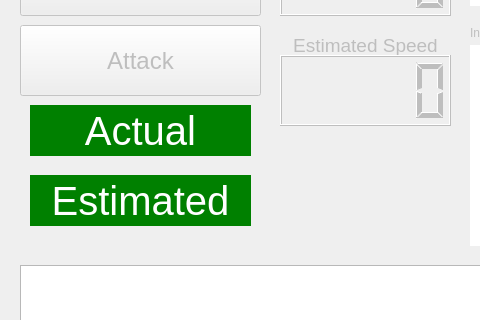
First picture: the form in hacms/mainwindow.ui, repository PRECISE/HACMSDemo, before the edit; both pictures show x 0 to 480 and y 261 to 581 of the 1251 by 718 pixel window.
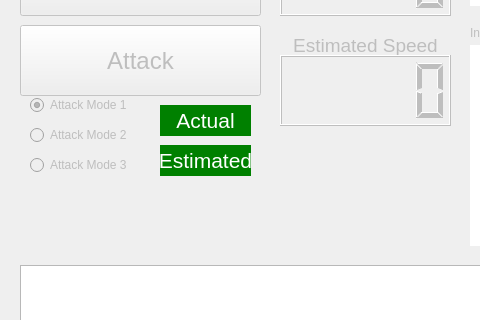
Second picture: the form after the edit.

Commit message: Added attack radio buttons.

What changed in the file:
```diff
--- a/hacms/mainwindow.ui
+++ b/hacms/mainwindow.ui
@@ -106,15 +106,15 @@
     </property>
     <property name="geometry">
      <rect>
-      <x>30</x>
-      <y>400</y>
-      <width>221</width>
-      <height>51</height>
+      <x>160</x>
+      <y>370</y>
+      <width>91</width>
+      <height>31</height>
      </rect>
     </property>
     <property name="font">
      <font>
-      <pointsize>30</pointsize>
+      <pointsize>16</pointsize>
      </font>
     </property>
     <property name="styleSheet">
@@ -133,15 +133,15 @@
     </property>
     <property name="geometry">
      <rect>
-      <x>30</x>
+      <x>160</x>
       <y>330</y>
-      <width>221</width>
-      <height>51</height>
+      <width>91</width>
+      <height>31</height>
      </rect>
     </property>
     <property name="font">
      <font>
-      <pointsize>30</pointsize>
+      <pointsize>16</pointsize>
      </font>
     </property>
     <property name="styleSheet">
@@ -423,6 +423,57 @@
      <string>Odometry</string>
     </property>
    </widget>
+   <widget class="QRadioButton" name="attack1RadioButton">
+    <property name="enabled">
+     <bool>false</bool>
+    </property>
+    <property name="geometry">
+     <rect>
+      <x>30</x>
+      <y>320</y>
+      <width>121</width>
+      <height>20</height>
+     </rect>
+    </property>
+    <property name="text">
+     <string>Attack Mode 1</string>
+    </property>
+    <property name="checked">
+     <bool>true</bool>
+    </property>
+   </widget>
+   <widget class="QRadioButton" name="attack2RadioButton">
+    <property name="enabled">
+     <bool>false</bool>
+    </property>
+    <property name="geometry">
+     <rect>
+      <x>30</x>
+      <y>350</y>
+      <width>121</width>
+      <height>20</height>
+     </rect>
+    </property>
+    <property name="text">
+     <string>Attack Mode 2</string>
+    </property>
+   </widget>
+   <widget class="QRadioButton" name="attack3RadioButton">
+    <property name="enabled">
+     <bool>false</bool>
+    </property>
+    <property name="geometry">
+     <rect>
+      <x>30</x>
+      <y>380</y>
+      <width>121</width>
+      <height>20</height>
+     </rect>
+    </property>
+    <property name="text">
+     <string>Attack Mode 3</string>
+    </property>
+   </widget>
   </widget>
   <widget class="QMenuBar" name="menuBar">
    <property name="geometry">
```
The commit also changes 1 other file.
